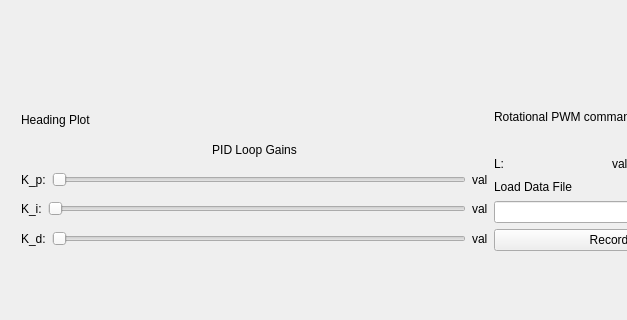
This is Linux/Comm_Gui/comm_window.ui in Dom-Wr/Ard2Pi_SerialComm as Qt 5 draws it before an edit; both pictures show x 0 to 627 and y 504 to 824 of the 991 by 824 pixel window. The edited form follows.
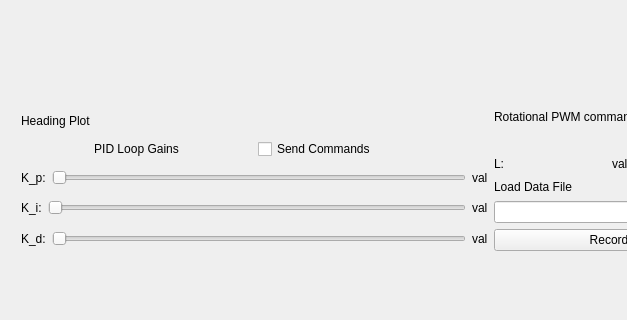
This is the edited form.

What changed in the file:
```diff
--- a/Linux/Comm_Gui/comm_window.ui
+++ b/Linux/Comm_Gui/comm_window.ui
@@ -114,6 +114,8 @@
           </widget>
          </item>
          <item>
+          <layout class="QHBoxLayout" name="GainTtl_SndCmd_lo">
+           <item>
           <widget class="QLabel" name="PId_Loop_Gain">
            <property name="text">
             <string>PID Loop Gains</string>
@@ -122,6 +124,15 @@
             <set>Qt::AlignCenter</set>
            </property>
           </widget>
+           </item>
+           <item>
+            <widget class="QCheckBox" name="SendCmds_checkBox">
+             <property name="text">
+              <string>Send Commands</string>
+             </property>
+            </widget>
+           </item>
+          </layout>
          </item>
          <item>
           <layout class="QHBoxLayout" name="K_pLayout">
```
Lines whose indentation alone changed are shown as unchanged.
